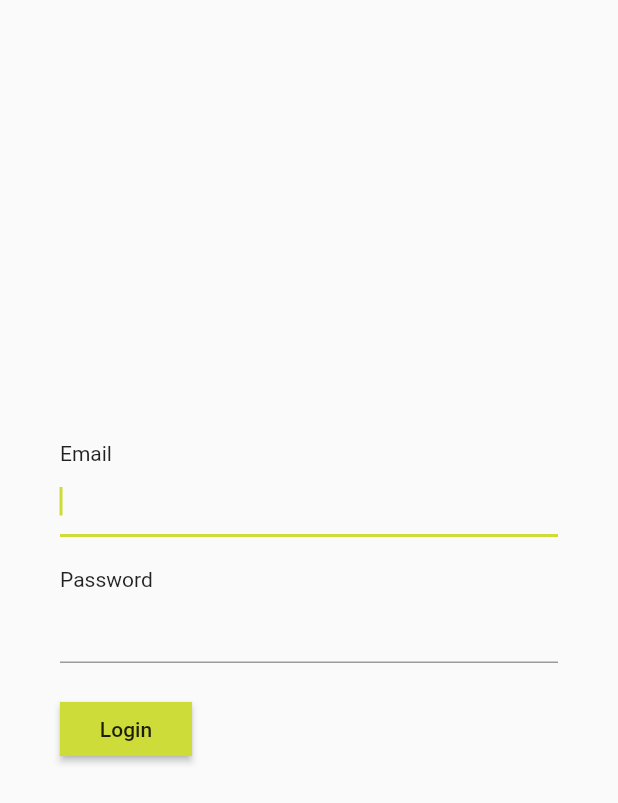
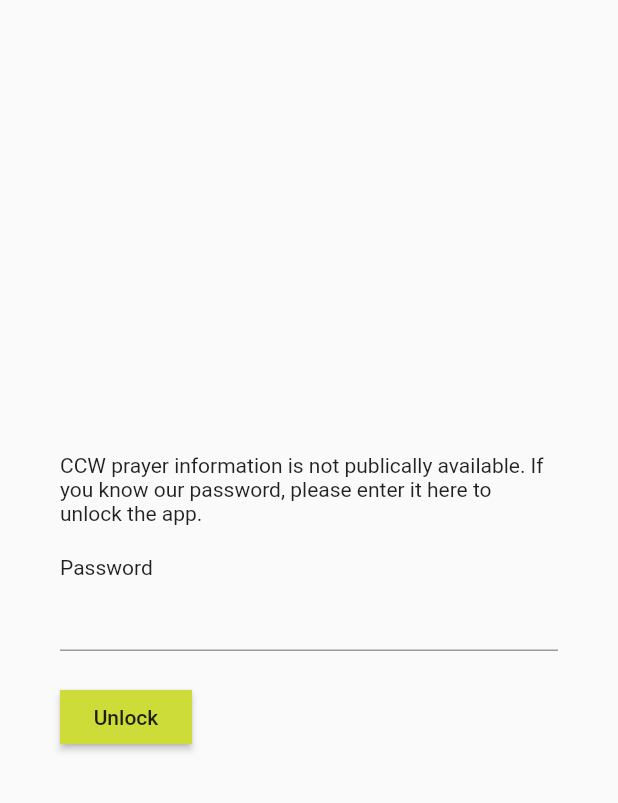
Before and after one commit to ccwaterkloof/mobile_app, a Flutter app: the screen it shows after launch, on a phone screen of 412 x 824 dp. Shown: the top 803 px of the screen. Run offline on Flutter 3.47's test engine with Material 2 defaults, Android fonts, the phone set to English and light mode, and no system bars; our stand-ins replace date_format, shared_preferences; accounts and stored records are empty.

Commit message:
simpolified login screen

```diff
--- a/lib/login_screen.dart
+++ b/lib/login_screen.dart
@@ -7,7 +7,6 @@ class LoginScreen extends StatefulWidget {
 }
 
 class _LoginScreenState extends State<LoginScreen> {
-  final _username = TextEditingController();
   final _password = TextEditingController();
   LoginStatus _status = LoginStatus.Ready;
 
@@ -21,13 +20,8 @@ class _LoginScreenState extends State<LoginScreen> {
             mainAxisAlignment: MainAxisAlignment.center,
             crossAxisAlignment: CrossAxisAlignment.start,
             children: <Widget>[
-              Text("Email"),
-              TextField(
-                controller: _username,
-                autocorrect: false,
-                keyboardType: TextInputType.emailAddress,
-                autofocus: true,
-              ),
+              Text(
+                  "CCW prayer information is not publically available. If you know our password, please enter it here to unlock the app."),
               SizedBox(height: 20, width: 0),
               Text("Password"),
               TextField(
@@ -42,7 +36,7 @@ class _LoginScreenState extends State<LoginScreen> {
                     : () async {
                         await tryLogin();
                       },
-                child: Text('Login'),
+                child: Text('Unlock'),
               ),
               SizedBox(height: 20, width: 0),
               _feedbackRow
```
